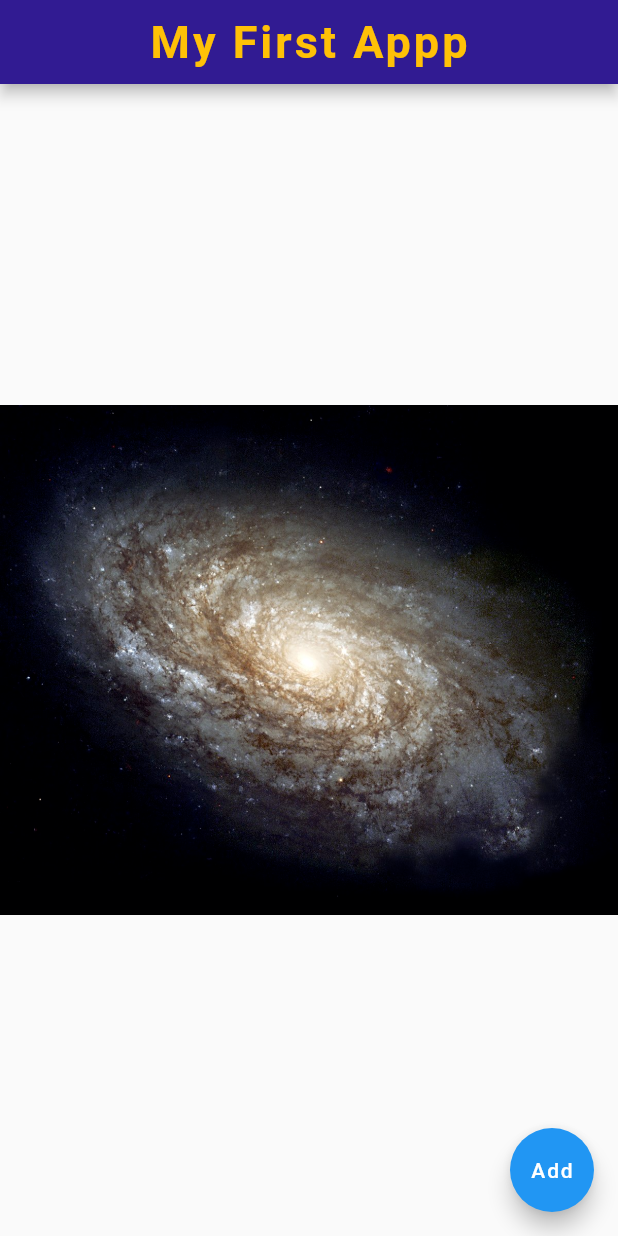
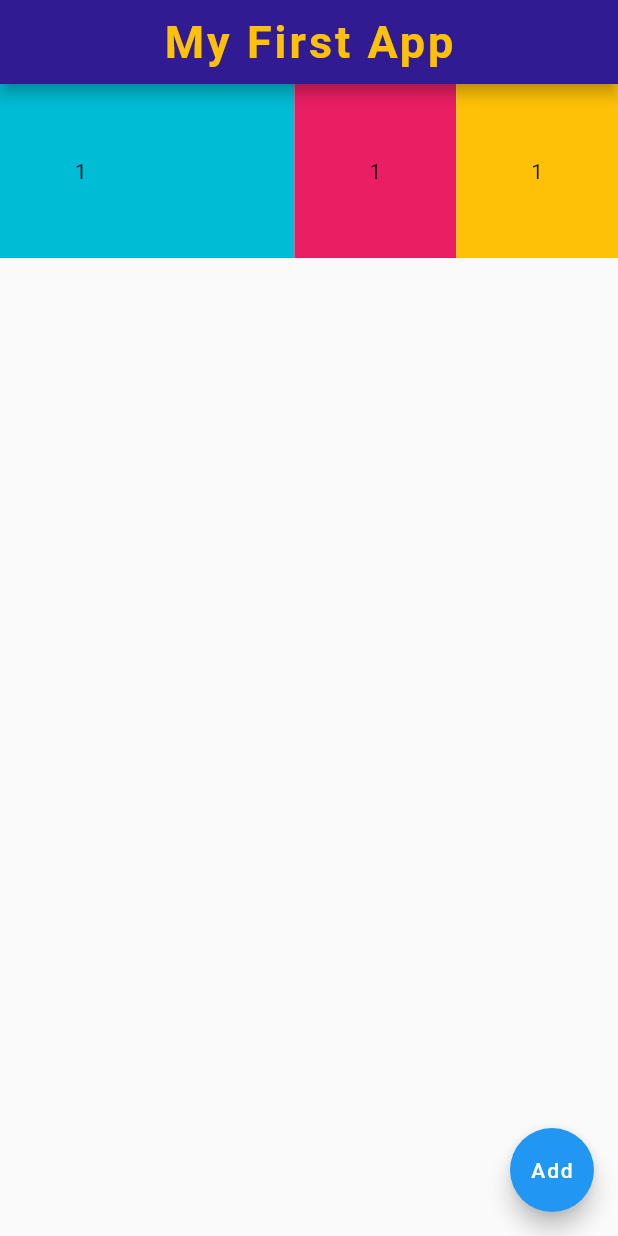
Before and after one commit to kasunkavinda/flutter_concepts, a Flutter app: the screen it shows after launch, on a phone screen of 412 x 824 dp. Run offline on Flutter 3.47's test engine with Material 2 defaults, Android fonts, the phone set to English and light mode, and no system bars.

Commit message:
expanded widgets

```diff
--- a/lib/main.dart
+++ b/lib/main.dart
@@ -1,16 +1,18 @@
 import 'package:flutter/material.dart';
 
-void main() => runApp(MaterialApp(
+void main() => runApp(const MaterialApp(
   home: Home()
 ));
 
 class Home extends StatelessWidget {
+  const Home({Key? key}) : super(key: key);
+
   @override
   Widget build(BuildContext context) {
     return Scaffold(
       appBar: AppBar(
-        title: Text(
-          'My First Appp',
+        title: const Text(
+          'My First App',
           style: TextStyle(
               fontSize: 30.0,
               fontWeight: FontWeight.bold,
@@ -21,14 +23,36 @@ class Home extends StatelessWidget {
         centerTitle: true,
         backgroundColor: Colors.deepPurple[900],
       ),
-      body:Center(
-          child: Image(
-            image: AssetImage('assets/image1.jpg')
-          )
+      body: Row(
+        children: [
+          Expanded(
+            child: Container(
+              color: Colors.cyan,
+              child: const Padding(
+                padding: EdgeInsets.all(50.0),
+                child: Text('1'),
+              )
+            ),
+          ),
+          Container(
+              color: Colors.pink,
+              child: const Padding(
+                padding: EdgeInsets.all(50.0),
+                child: Text('1'),
+              )
+          ),
+          Container(
+              color: Colors.amber,
+              child: const Padding(
+                padding: EdgeInsets.all(50.0),
+                child: Text('1'),
+              )
+          ),
+        ],
       ),
       floatingActionButton: FloatingActionButton(
         onPressed: (){},
-        child: Text('Add'),
+        child: const Text('Add'),
       ),
     );
   }
```
